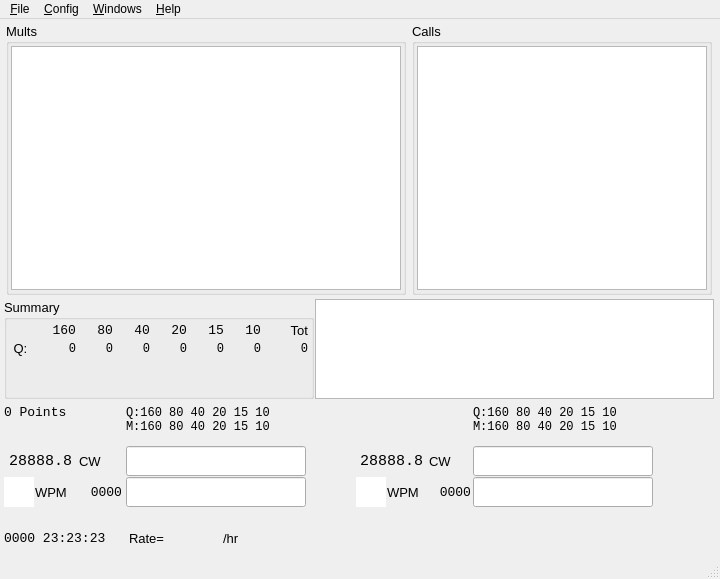
First picture: the form in so2sdr/so2sdr.ui, repository n4ogw/so2sdr, before the edit.
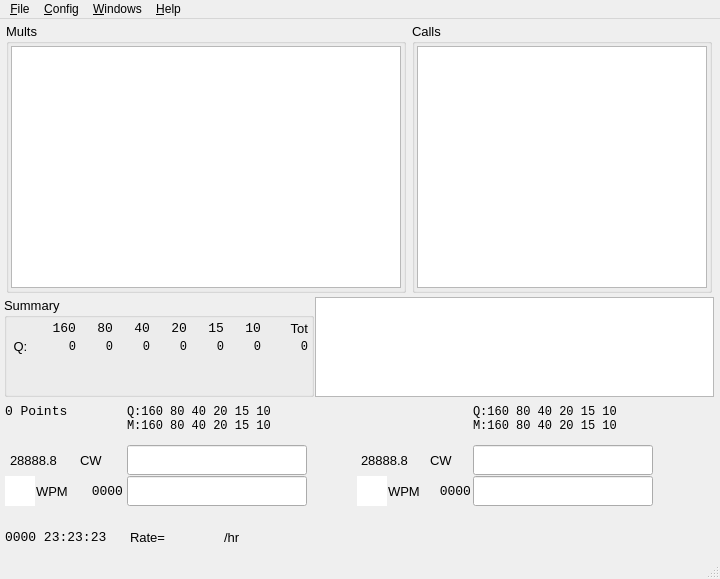
Second picture: the form after the edit. Custom widgets are drawn as their Qt base class.

Patch:
```diff
--- a/so2sdr/so2sdr.ui
+++ b/so2sdr/so2sdr.ui
@@ -1135,6 +1135,9 @@
         <property name="sizeConstraint">
          <enum>QLayout::SetDefaultConstraint</enum>
         </property>
+        <property name="margin">
+         <number>1</number>
+        </property>
         <property name="spacing">
          <number>0</number>
         </property>
@@ -1870,8 +1873,7 @@
             </property>
             <property name="font">
              <font>
-              <family>Monospace</family>
-              <pointsize>11</pointsize>
+              <pointsize>10</pointsize>
              </font>
             </property>
             <property name="text">
@@ -1935,8 +1937,7 @@
             </property>
             <property name="font">
              <font>
-              <family>Monospace</family>
-              <pointsize>11</pointsize>
+              <pointsize>10</pointsize>
              </font>
             </property>
             <property name="text">
```
Left out of the diff: 2 changed lines with no effect on the pictures.
